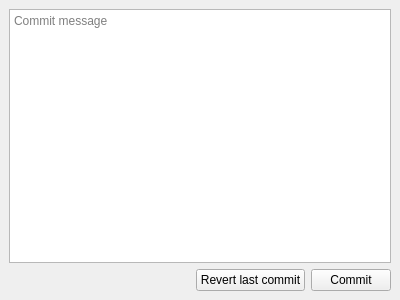
First picture: the form in src/components/commit/commit.ui, repository feelx88/git-qui, before the edit.
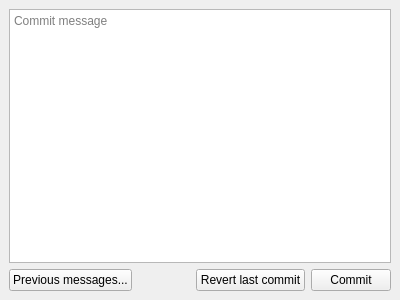
Second picture: the form after the edit.

Commit message: Added commit message history function to commit view.

Diff of the .ui file:
```diff
--- a/src/components/commit/commit.ui
+++ b/src/components/commit/commit.ui
@@ -24,6 +24,16 @@
     </item>
     <item>
      <layout class="QHBoxLayout" name="horizontalLayout_2">
+      <item>
+       <widget class="QPushButton" name="pushButton_3">
+        <property name="text">
+         <string>Previous messages...</string>
+        </property>
+        <property name="flat">
+         <bool>false</bool>
+        </property>
+       </widget>
+      </item>
       <item>
        <spacer name="horizontalSpacer">
         <property name="orientation">
```
The commit also changes 1 other file.
